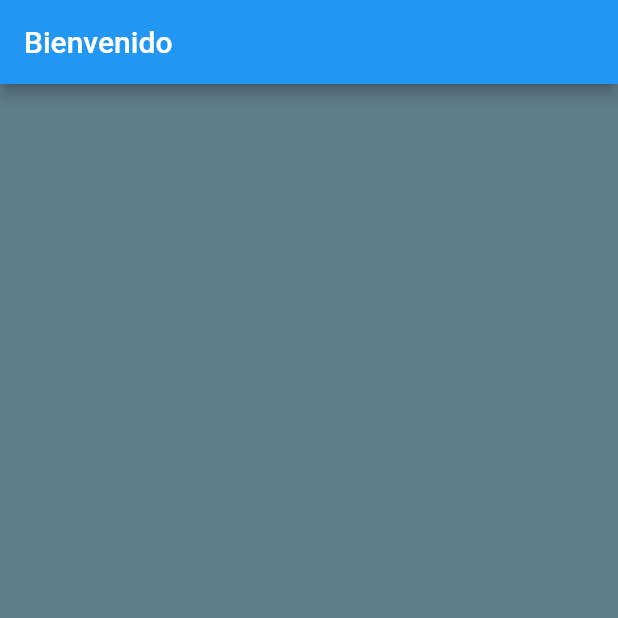
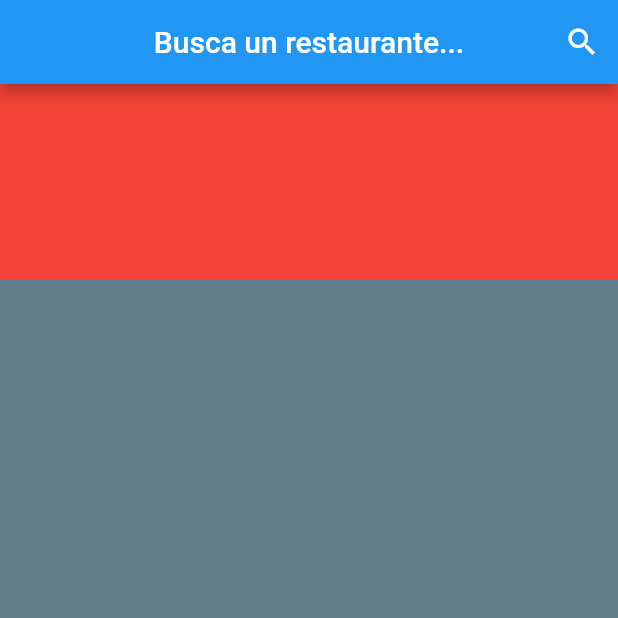
Before and after one commit to KenetGaona115/Proyecto_Moviles, a Flutter app: the screen it shows after launch, on a phone screen of 412 x 824 dp, the top half of it. Run offline on Flutter 3.47's test engine with Material 2 defaults, Android fonts, the light colour scheme and no system bars.

Commit message:
Agregacion de datos y pantallas

```diff
--- a/proyecto_final_moviles/lib/Home/home.dart
+++ b/proyecto_final_moviles/lib/Home/home.dart
@@ -1,4 +1,6 @@
 import 'package:flutter/material.dart';
+import 'package:proyecto_final_moviles/Utiles/constans.dart';
+import 'package:proyecto_final_moviles/Utiles/search.dart';
 
 class Home extends StatefulWidget {
   Home({Key key}) : super(key: key);
@@ -8,14 +10,19 @@ class Home extends StatefulWidget {
 }
 
 class _HomeState extends State<Home> {
+  var menu = new SearchAppBar();
   @override
   Widget build(BuildContext context) {
     return Scaffold(
-      backgroundColor: Colors.blueGrey,
-      appBar: AppBar(
-        title: Text("Bienvenido"),
-      ),
+      backgroundColor: Back_Color,
+      appBar: menu,
       body: Column(
+        children: <Widget>[
+          Container(
+            height: 130,
+            color: Colors.red,
+          ),
+        ],
       ),
     );
   }
--- /dev/null
+++ b/proyecto_final_moviles/lib/Utiles/constans.dart
@@ -0,0 +1,5 @@
+import 'package:flutter/material.dart';
+import 'package:proyecto_final_moviles/Utiles/search.dart';
+import 'package:proyecto_final_moviles/Utiles/search.dart';
+
+const Color Back_Color = Colors.blueGrey;
--- /dev/null
+++ b/proyecto_final_moviles/lib/Utiles/search.dart
@@ -0,0 +1,43 @@
+import 'package:flutter/material.dart';
+
+class SearchAppBar extends StatefulWidget with PreferredSizeWidget {
+  @override
+  _SearchAppBarState createState() => new _SearchAppBarState();
+
+  @override
+  // TODO: implement preferredSize
+  Size get preferredSize => Size.fromHeight(kToolbarHeight);
+}
+
+class _SearchAppBarState extends State<SearchAppBar> {
+  Widget appBarTitle = new Text("Busca un restaurante...");
+  Icon actionIcon = new Icon(Icons.search);
+  @override
+  Widget build(BuildContext context) {
+    return
+        new AppBar(centerTitle: true, title: appBarTitle, actions: <Widget>[
+        new IconButton(
+          icon: actionIcon,
+          onPressed: () {
+            setState(() {
+              if (this.actionIcon.icon == Icons.search) {
+                this.actionIcon = new Icon(Icons.close);
+                this.appBarTitle = new TextField(
+                  style: new TextStyle(
+                    color: Colors.white,
+                  ),
+                  decoration: new InputDecoration(
+                      prefixIcon: new Icon(Icons.search, color: Colors.white),
+                      hintText: "Buscar...",
+                      hintStyle: new TextStyle(color: Colors.white)),
+                );
+              } else {
+                this.actionIcon = new Icon(Icons.search);
+                this.appBarTitle = new Text("Busca un restaurante...");
+              }
+            });
+          },
+        ),
+      ]);
+  }
+}
--- a/proyecto_final_moviles/pubspec.yaml
+++ b/proyecto_final_moviles/pubspec.yaml
@@ -19,7 +19,7 @@ environment:
 dependencies:
   flutter:
     sdk: flutter
-
+  carousel_pro: ^1.0.0
   # The following adds the Cupertino Icons font to your application.
   # Use with the CupertinoIcons class for iOS style icons.
   cupertino_icons: ^0.1.2
@@ -27,7 +27,6 @@ dependencies:
 dev_dependencies:
   flutter_test:
     sdk: flutter
-
 
 # For information on the generic Dart part of this file, see the
 # following page: https://dart.dev/tools/pub/pubspec
```
Also changed, not shown: proyecto_final_moviles/lib/Models/store.dart (added, +17 -0 lines), proyecto_final_moviles/lib/Tienda/itemTienda.dart (added, +131 -0 lines), proyecto_final_moviles/lib/Utiles/drawer.dart (added, +41 -0 lines), proyecto_final_moviles/lib/Tienda/listaTienda.dart (added), proyecto_final_moviles/pubspec.lock.
